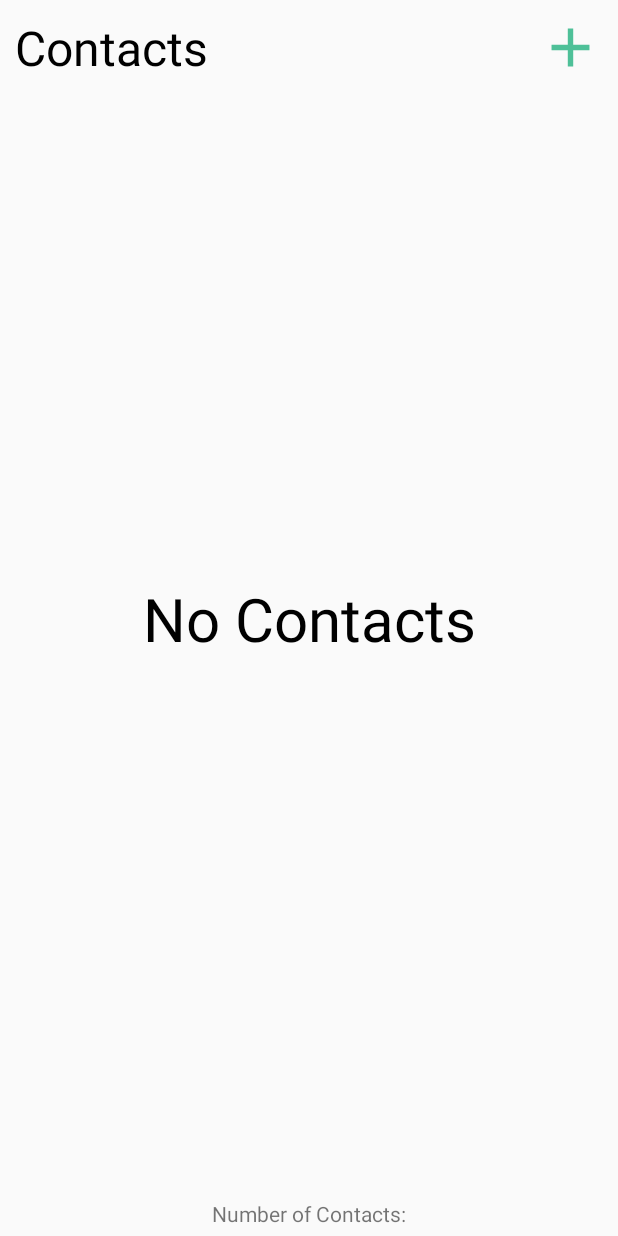
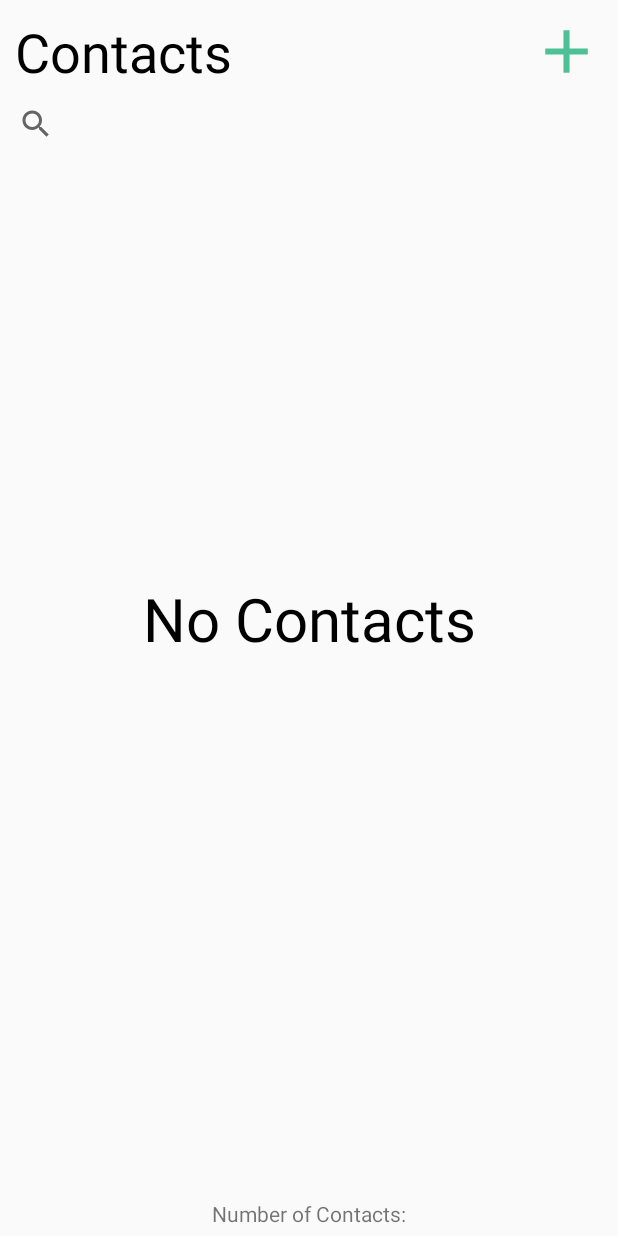
Before and after one commit to chaitanyasanoriya/Contacts-Android-App, an Android app: the layout activity_main.xml on its own in the app's theme, with its tools: preview values and no code run, on a phone screen of 412 x 824 dp. Run offline under Robolectric (Android 15) with nearby library versions, the phone set to English and light mode, and no system bars.

Commit message:
Added Search capability

```diff
--- a/app/src/main/java/com/lambton/projects/contact_chaitanya_c0777253_android/adapters/ContactRecyclerViewAdapter.java
+++ b/app/src/main/java/com/lambton/projects/contact_chaitanya_c0777253_android/adapters/ContactRecyclerViewAdapter.java
@@ -91,7 +91,7 @@ public class ContactRecyclerViewAdapter extends RecyclerView.Adapter<ContactRecy
         {
             initials += String.valueOf(contact.getLastName().charAt(0));
         }
-        holder.mImageView.setImageBitmap(createImageRounded(mContext,200,200,initials));
+        holder.mImageView.setImageBitmap(createImageRounded(mContext,175,175,initials));
         holder.mMainLayout.setOnClickListener(view ->
         {
             if(holder.mAdditionalInfoLayout.getVisibility() == View.VISIBLE)
--- a/app/src/main/java/com/lambton/projects/contact_chaitanya_c0777253_android/models/Contact.java
+++ b/app/src/main/java/com/lambton/projects/contact_chaitanya_c0777253_android/models/Contact.java
@@ -5,8 +5,10 @@ import androidx.annotation.Nullable;
 import androidx.room.Entity;
 import androidx.room.PrimaryKey;
 
+import java.io.Serializable;
+
 @Entity(tableName = "contact_table")
-public class Contact
+public class Contact implements Serializable
 {
     @PrimaryKey(autoGenerate = true)
     private int id;
--- /dev/null
+++ b/app/src/main/res/drawable/ic_baseline_keyboard_arrow_down_24.xml
@@ -0,0 +1,5 @@
+<vector android:height="24dp" android:tint="#4EC098"
+    android:viewportHeight="24" android:viewportWidth="24"
+    android:width="24dp" xmlns:android="http://schemas.android.com/apk/res/android">
+    <path android:fillColor="@android:color/white" android:pathData="M7.41,8.59L12,13.17l4.59,-4.58L18,10l-6,6 -6,-6 1.41,-1.41z"/>
+</vector>
--- a/app/src/main/res/layout/activity_main.xml
+++ b/app/src/main/res/layout/activity_main.xml
@@ -13,7 +13,7 @@
         android:layout_margin="10dp"
         android:text="Contacts"
         android:textColor="@android:color/black"
-        android:textSize="32sp"
+        android:textSize="36sp"
         app:layout_constraintLeft_toLeftOf="parent"
         app:layout_constraintTop_toTopOf="parent" />
 
@@ -28,14 +28,20 @@
         app:layout_constraintRight_toRightOf="parent"
         app:layout_constraintTop_toTopOf="@id/contacts_textview" />
 
+    <androidx.appcompat.widget.SearchView
+        android:id="@+id/searchview"
+        android:layout_width="match_parent"
+        android:layout_height="wrap_content"
+        app:layout_constraintTop_toBottomOf="@id/contacts_textview"/>
+
     <androidx.recyclerview.widget.RecyclerView
         android:id="@+id/recyclerview"
         android:layout_width="match_parent"
         android:layout_height="0dp"
-        android:layout_marginTop="5dp"
+        android:layout_marginTop="20dp"
         android:layout_marginBottom="5dp"
         app:layout_constraintBottom_toTopOf="@id/num_contacts_textview"
-        app:layout_constraintTop_toBottomOf="@id/contacts_textview" />
+        app:layout_constraintTop_toBottomOf="@id/searchview"/>
 
     <TextView
         android:id="@+id/no_contacts_textview"
--- a/app/src/main/res/layout/custom_item.xml
+++ b/app/src/main/res/layout/custom_item.xml
@@ -13,6 +13,7 @@
         android:id="@+id/imageview"
         android:layout_width="60dp"
         android:layout_height="60dp"
+        android:scaleType="fitXY"
         app:layout_constraintLeft_toLeftOf="parent"
         app:layout_constraintTop_toTopOf="parent" />
 
@@ -56,8 +57,7 @@
         app:layout_constraintBottom_toBottomOf="parent"
         app:layout_constraintLeft_toLeftOf="@id/basic_info_layout"
         app:layout_constraintRight_toRightOf="parent"
-        app:layout_constraintTop_toBottomOf="@id/imageview"
-        android:visibility="gone">
+        app:layout_constraintTop_toBottomOf="@id/imageview">
 
         <TextView
             android:id="@+id/email_textview"
```
Also changed, not shown: app/src/main/java/com/lambton/projects/contact_chaitanya_c0777253_android/activities/MainActivity.java (+68 -3 lines).
